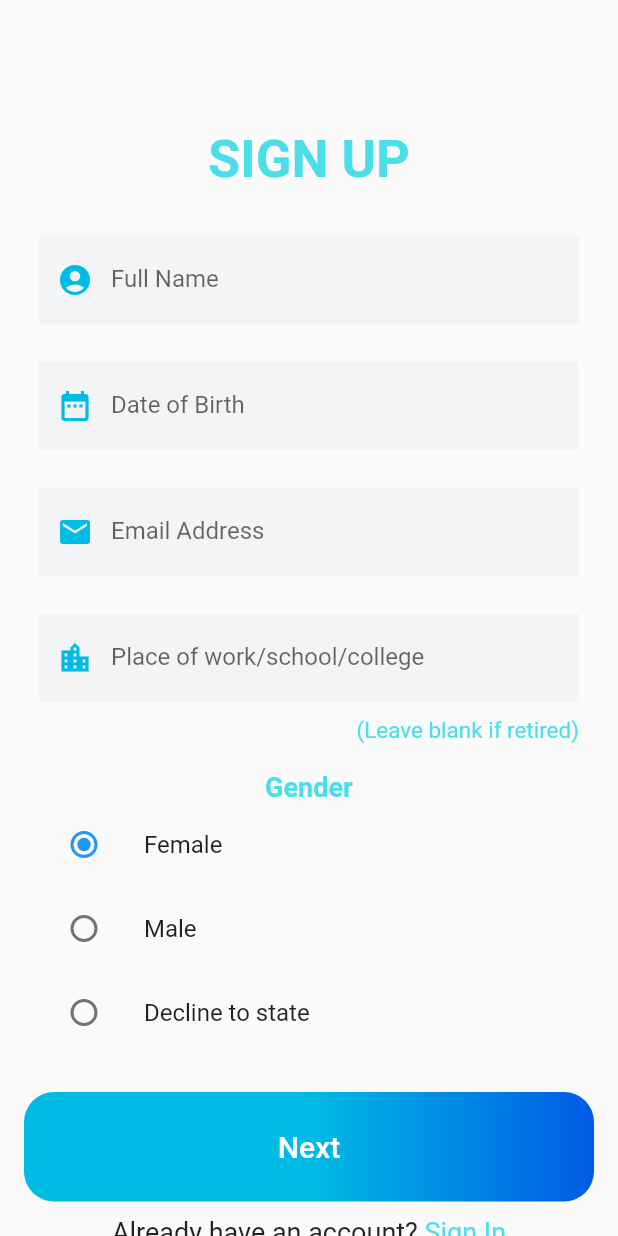
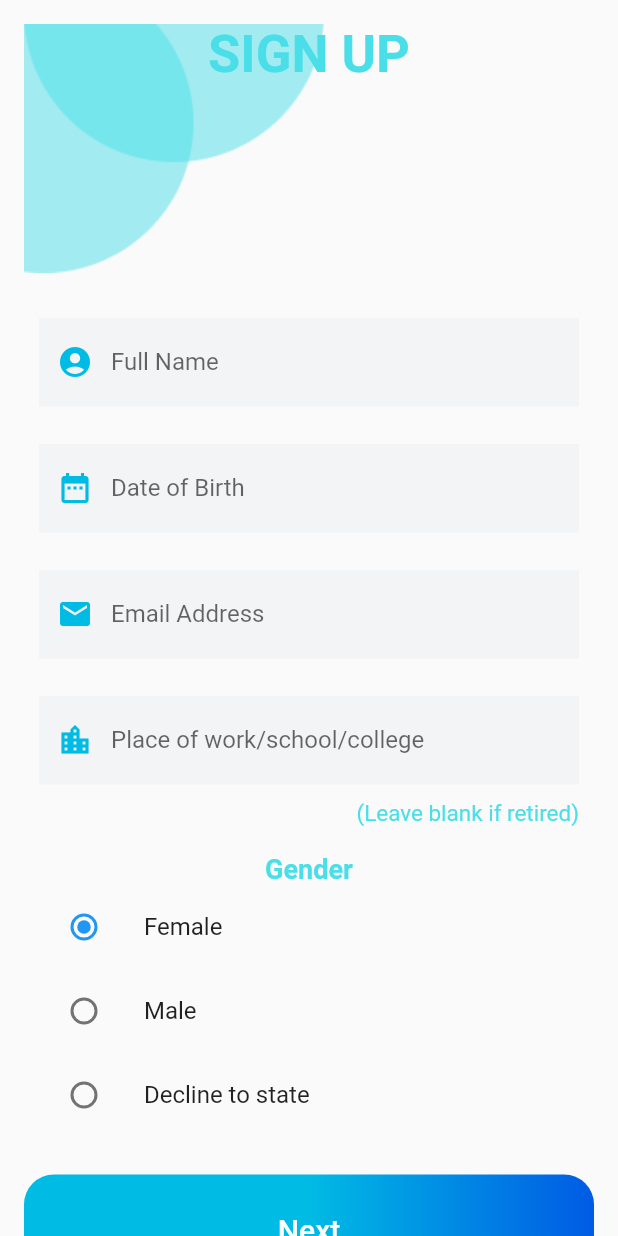
Before and after one commit to dbitsevatech/ywca-of-bombay, a Flutter app: the screen it shows after launch, on a phone screen of 412 x 824 dp. Run offline on Flutter 3.47's test engine with Material 2 defaults, Android fonts, the phone set to English and light mode, and no system bars; our stand-ins replace firebase_auth, firebase_core; accounts and stored records are empty; Roboto replaces fonts that are missing (Montserrat, RacingSansOne).

Commit message:
Circle design

```diff
--- a/lib/login.dart
+++ b/lib/authentication/login.dart
@@ -2,7 +2,7 @@
 import 'package:flutter/material.dart';
 import 'package:flutter/rendering.dart';
 
-import 'package:auth/register.dart';
+import 'package:auth/authentication/register.dart';
 
 void main() => runApp(LoginScreen());
 
--- a/lib/register.dart
+++ b/lib/authentication/register.dart
@@ -7,8 +7,8 @@
 //                   height: 128.0,
 //                 ),
 
-import 'package:auth/login.dart';
-import 'package:auth/otp.dart';
+import 'package:auth/authentication/login.dart';
+import 'package:auth/authentication/otp.dart';
 
 enum GenderChoices { female, male, decline }
 
@@ -66,8 +66,35 @@
     super.initState();
   }
 
+  final int height = 1;
   @override
   Widget build(BuildContext context) {
+//     return Scaffold(
+//       backgroundColor: Colors.white,
+//       body: Stack(
+//         children: [
+//           Positioned(
+//             child: Image.asset("assets/images/circle-design.png"),
+//             height: height * 0.238,
+//           ),
+//           Positioned(
+//             child: Image.asset("assets/images/ywca-logo.png"),
+//             bottom: 0,
+//             left: 0,
+//             right: 0,
+//             top: height * 0.23,
+//           ),
+//           Center(
+//             child: Text(
+//               "Empowering Women",
+//               style: TextStyle(fontSize: 20),
+//             ),
+//           ),
+//         ],
+//       ),
+//     );
+//   }
+// }
     return Scaffold(
       body: SingleChildScrollView(
         child: Container(
@@ -77,10 +104,14 @@
             child: Column(
               mainAxisAlignment: MainAxisAlignment.center,
               children: <Widget>[
-                SizedBox(
-                  height: 70,
+                // circle design
+                Stack(
+                  children: <Widget>[
+                    Positioned(
+                      child: Image.asset("assets/images/circle-design.png"),
                     ),
-                Center(
+                    Positioned(
+                      child: Center(
                         child: Text(
                           'SIGN UP',
                           style: TextStyle(
@@ -90,6 +121,9 @@
                             fontFamily: 'RacingSansOne',
                           ),
                         ),
+                      ),
+                    ),
+                  ],
                 ),
                 SizedBox(
                   height: 30,
--- a/lib/home.dart
+++ b/lib/home.dart
@@ -1,7 +1,7 @@
 import 'package:firebase_auth/firebase_auth.dart';
 import 'package:flutter/material.dart';
 // import 'package:auth/login.dart';
-import 'package:auth/register.dart';
+import 'package:auth/authentication/register.dart';
 
 class Home extends StatefulWidget {
   @override
--- a/lib/main.dart
+++ b/lib/main.dart
@@ -1,6 +1,6 @@
 import 'package:firebase_core/firebase_core.dart';
 import 'package:flutter/material.dart';
-import 'package:auth/register.dart';
+import 'package:auth/authentication/register.dart';
 
 void main() async {
   WidgetsFlutterBinding.ensureInitialized();
--- a/pubspec.yaml
+++ b/pubspec.yaml
@@ -51,6 +51,8 @@
   assets:
     - assets/images/circles.svg
     - assets/images/circles-encoded.svg
+    - assets/images/circle-design.png
+    - assets/images/ywca-logo.png
 
   # An image asset can refer to one or more resolution-specific "variants", see
   # https://flutter.dev/assets-and-images/#resolution-aware.
```
Also changed, not shown: assets/images/circle-design.png (added), assets/images/ywca-logo.png (added), lib/authentication/otp.dart (renamed from lib/otp.dart). Lines whose indentation alone changed are shown as unchanged.
